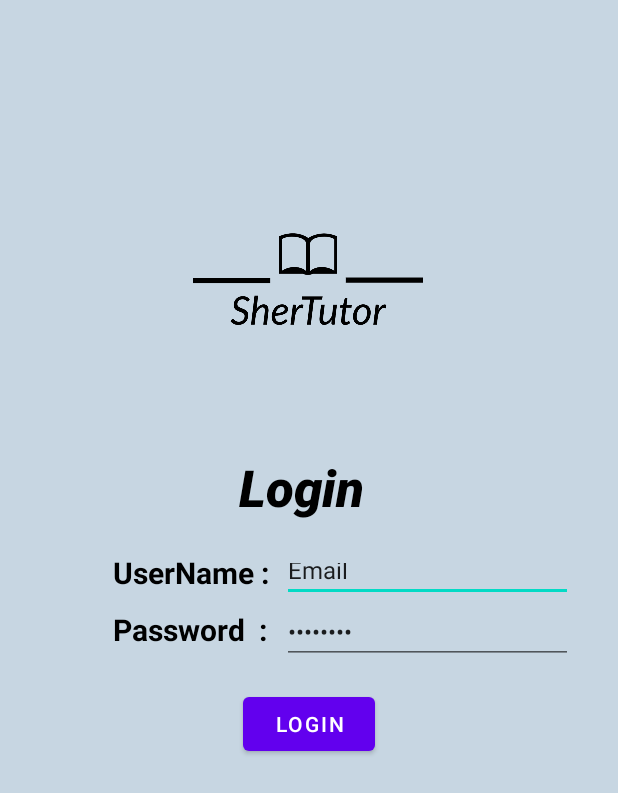
After one commit to shahvard/Capstone, an Android app: the layout activity_login.xml on its own in the app's theme, with its tools: preview values and no code run, on a phone screen of 412 x 824 dp. The commit adds this screen. Shown: the top 793 px of the screen. Run offline under Robolectric (Android 15) with nearby library versions, the phone set to English and light mode, and no system bars.

Commit message:
Added login, landing and home page UIs

```diff
--- a/app/src/main/java/sheridancollege/proWarriors/Landing/LandingActivity.kt
+++ b/app/src/main/java/sheridancollege/proWarriors/Landing/LandingActivity.kt
@@ -1,12 +1,31 @@
 package sheridancollege.proWarriors.Landing
 
+import android.content.Intent
 import androidx.appcompat.app.AppCompatActivity
 import android.os.Bundle
+import android.widget.Button
+import sheridancollege.proWarriors.Login.LoginActivity
 import sheridancollege.proWarriors.R
 
 class LandingActivity : AppCompatActivity() {
     override fun onCreate(savedInstanceState: Bundle?) {
         super.onCreate(savedInstanceState)
         setContentView(R.layout.activity_landing)
+
+        var sButton = findViewById<Button>(R.id.stdButton)
+        var tButton = findViewById<Button>(R.id.tutorButton)
+
+        sButton.setOnClickListener {
+
+            var intent = Intent(this, LoginActivity::class.java)
+            intent.putExtra("type", "student")
+            startActivity(intent)
+        }
+
+        tButton.setOnClickListener {
+            var intent = Intent(this, LoginActivity::class.java)
+            intent.putExtra("type", "tutor")
+            startActivity(intent)
+        }
     }
 }
--- a/app/src/main/java/sheridancollege/proWarriors/Login/LoginActivity.kt
+++ b/app/src/main/java/sheridancollege/proWarriors/Login/LoginActivity.kt
@@ -1,12 +1,36 @@
 package sheridancollege.proWarriors.Login
 
+import android.content.Intent
 import androidx.appcompat.app.AppCompatActivity
 import android.os.Bundle
+import android.widget.Button
+import android.widget.EditText
+import android.widget.TextView
+import sheridancollege.proWarriors.Landing.LandingActivity
 import sheridancollege.proWarriors.R
+import sheridancollege.proWarriors.Student.StudentHomePage
+import sheridancollege.proWarriors.Tutor.TutorHomeActivity
 
 class LoginActivity : AppCompatActivity() {
+
     override fun onCreate(savedInstanceState: Bundle?) {
         super.onCreate(savedInstanceState)
-        setContentView(R.layout.activity_login2)
+        setContentView(R.layout.activity_login)
+
+        val userName = findViewById<EditText>(R.id.userNameText)
+        val userPass = findViewById<EditText>(R.id.passwordText)
+        val loginButton = findViewById<Button>(R.id.loginButton)
+
+
+        loginButton.setOnClickListener {
+            if(intent.getStringExtra("type") == "student"){
+                var i = Intent(this, StudentHomePage::class.java)
+                startActivity(i)
+            }
+            if(intent.getStringExtra("type") == "tutor"){
+                var i = Intent(this, TutorHomeActivity::class.java)
+                startActivity(i)
+            }
+        }
     }
 }
--- a/app/src/main/java/sheridancollege/proWarriors/MainActivity.kt
+++ b/app/src/main/java/sheridancollege/proWarriors/MainActivity.kt
@@ -5,6 +5,7 @@ import androidx.appcompat.app.AppCompatActivity
 import android.os.Bundle
 import android.view.Menu
 import sheridancollege.proWarriors.Landing.LandingActivity
+import sheridancollege.proWarriors.Login.LoginActivity
 import sheridancollege.proWarriors.Student.StudentHomePage
 
 class MainActivity : AppCompatActivity() {
--- /dev/null
+++ b/app/src/main/res/layout/activity_login.xml
@@ -0,0 +1,110 @@
+<?xml version="1.0" encoding="utf-8"?>
+<androidx.constraintlayout.widget.ConstraintLayout xmlns:android="http://schemas.android.com/apk/res/android"
+    xmlns:app="http://schemas.android.com/apk/res-auto"
+    xmlns:tools="http://schemas.android.com/tools"
+    android:layout_width="match_parent"
+    android:layout_height="match_parent"
+    android:background="#4A40739C"
+    tools:context=".Login.LoginActivity">
+
+    <ImageView
+        android:id="@+id/logoView"
+        android:layout_width="224dp"
+        android:layout_height="216dp"
+        android:layout_marginStart="78dp"
+        android:layout_marginTop="78dp"
+        android:layout_marginEnd="79dp"
+        android:background="@android:color/transparent"
+        android:contentDescription="@string/logo"
+        app:layout_constraintEnd_toEndOf="parent"
+        app:layout_constraintStart_toStartOf="parent"
+        app:layout_constraintTop_toTopOf="parent"
+        app:srcCompat="@drawable/logo" />
+
+    <TextView
+        android:id="@+id/textView"
+        android:layout_width="93dp"
+        android:layout_height="58dp"
+        android:layout_marginStart="171dp"
+        android:layout_marginTop="8dp"
+        android:layout_marginEnd="171dp"
+        android:fontFamily="sans-serif-black"
+        android:text="Login"
+        android:textColor="#000000"
+        android:textSize="34sp"
+        android:textStyle="bold|italic"
+        app:layout_constraintEnd_toEndOf="parent"
+        app:layout_constraintStart_toStartOf="parent"
+        app:layout_constraintTop_toBottomOf="@+id/logoView" />
+
+    <TextView
+        android:id="@+id/userNameLabel"
+        android:layout_width="106dp"
+        android:layout_height="30dp"
+        android:layout_marginStart="69dp"
+        android:layout_marginTop="8dp"
+        android:inputType="none"
+        android:text="UserName :"
+        android:textColor="#000000"
+        android:textSize="20sp"
+        android:textStyle="bold"
+        app:layout_constraintEnd_toStartOf="@+id/userNameText"
+        app:layout_constraintStart_toStartOf="parent"
+        app:layout_constraintTop_toBottomOf="@+id/textView" />
+
+    <TextView
+        android:id="@+id/userNameLabel2"
+        android:layout_width="106dp"
+        android:layout_height="30dp"
+        android:layout_marginStart="69dp"
+        android:layout_marginTop="8dp"
+        android:text="Password  :"
+        android:textColor="#000000"
+        android:textSize="20sp"
+        android:textStyle="bold"
+        app:layout_constraintEnd_toStartOf="@+id/passwordText"
+        app:layout_constraintStart_toStartOf="parent"
+        app:layout_constraintTop_toBottomOf="@+id/userNameLabel" />
+
+    <EditText
+        android:id="@+id/userNameText"
+        android:layout_width="194dp"
+        android:layout_height="36dp"
+        android:layout_marginTop="5dp"
+        android:layout_marginEnd="24dp"
+        android:ems="10"
+        android:inputType="textPersonName|textEmailAddress"
+        android:text="Email"
+        android:textSize="16sp"
+        app:layout_constraintEnd_toEndOf="parent"
+        app:layout_constraintStart_toEndOf="@+id/userNameLabel"
+        app:layout_constraintTop_toBottomOf="@+id/textView"
+        tools:ignore="TouchTargetSizeCheck" />
+
+    <EditText
+        android:id="@+id/passwordText"
+        android:layout_width="194dp"
+        android:layout_height="36dp"
+        android:layout_marginTop="5dp"
+        android:layout_marginEnd="24dp"
+        android:ems="10"
+        android:inputType="textPassword"
+        android:text="Password"
+        android:textSize="16sp"
+        app:layout_constraintEnd_toEndOf="parent"
+        app:layout_constraintStart_toEndOf="@+id/userNameLabel2"
+        app:layout_constraintTop_toBottomOf="@+id/userNameText"
+        tools:ignore="TouchTargetSizeCheck" />
+
+    <Button
+        android:id="@+id/loginButton"
+        android:layout_width="wrap_content"
+        android:layout_height="wrap_content"
+        android:layout_marginStart="150dp"
+        android:layout_marginTop="16dp"
+        android:layout_marginEnd="150dp"
+        android:text="Login"
+        app:layout_constraintEnd_toEndOf="parent"
+        app:layout_constraintStart_toStartOf="parent"
+        app:layout_constraintTop_toBottomOf="@+id/passwordText" />
+</androidx.constraintlayout.widget.ConstraintLayout>
--- a/app/src/main/res/layout/activity_login2.xml
+++ /dev/null
@@ -1,9 +0,0 @@
-<?xml version="1.0" encoding="utf-8"?>
-<androidx.constraintlayout.widget.ConstraintLayout xmlns:android="http://schemas.android.com/apk/res/android"
-    xmlns:app="http://schemas.android.com/apk/res-auto"
-    xmlns:tools="http://schemas.android.com/tools"
-    android:layout_width="match_parent"
-    android:layout_height="match_parent"
-    tools:context=".Login.LoginActivity">
-
-</androidx.constraintlayout.widget.ConstraintLayout>
```
